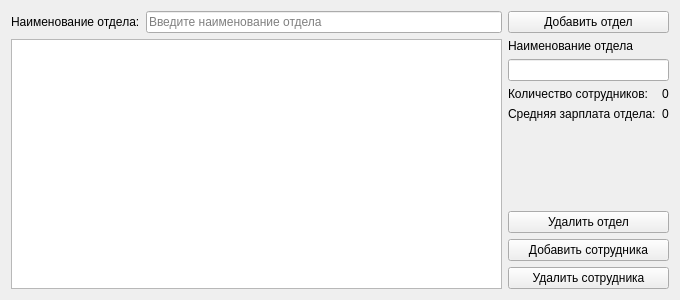
The window that Company/mainwidget.ui (pvshebarshin/AVsoftware) describes before a commit, drawn with Qt 5.
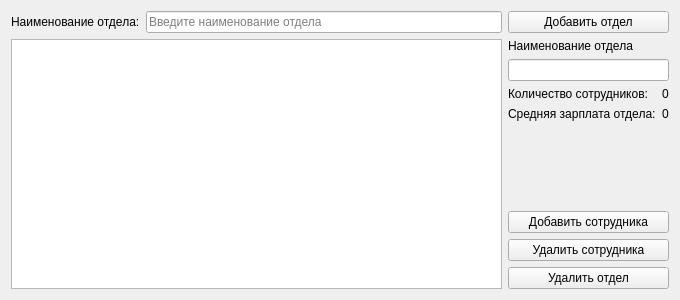
The same window after the commit.

Diff of the .ui file:
```diff
--- a/Company/mainwidget.ui
+++ b/Company/mainwidget.ui
@@ -29,7 +29,7 @@
    <property name="sizeConstraint">
     <enum>QLayout::SetMaximumSize</enum>
    </property>
-   <item row="4" column="4">
+   <item row="6" column="4">
     <widget class="QPushButton" name="buttonRemoveDepartment">
      <property name="sizePolicy">
       <sizepolicy hsizetype="Preferred" vsizetype="Fixed">
@@ -162,7 +162,7 @@
      </attribute>
     </widget>
    </item>
-   <item row="6" column="4">
+   <item row="5" column="4">
     <widget class="QPushButton" name="buttonRemoveEmploee">
      <property name="sizePolicy">
       <sizepolicy hsizetype="Preferred" vsizetype="Fixed">
@@ -201,7 +201,7 @@
      </property>
     </widget>
    </item>
-   <item row="5" column="4">
+   <item row="4" column="4">
     <widget class="QPushButton" name="buttonAddEmploee">
      <property name="sizePolicy">
       <sizepolicy hsizetype="Preferred" vsizetype="Fixed">
```
